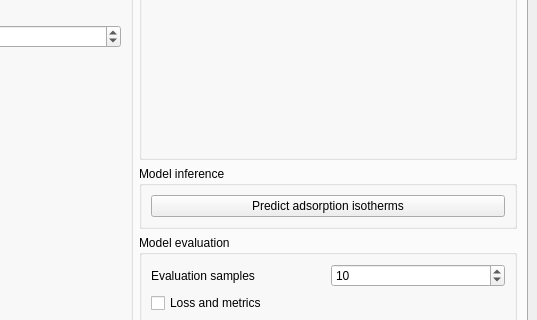
CTCycle/ADSMOD-Adsorption-Modeling, file NISTADS/app/assets/window_layout.ui: the form before one commit; both pictures show x 648 to 1185 and y 426 to 746 of the 1185 by 903 pixel window.
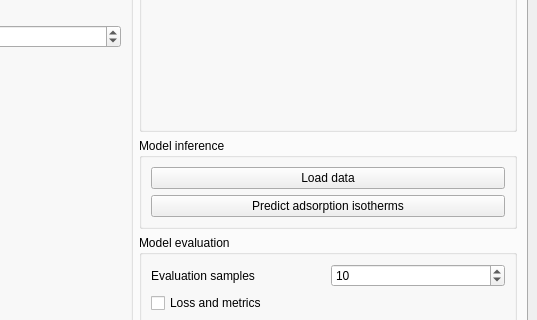
The form after the commit. The open tabs and pages were chosen to show the change.

Commit message: modified inference pipeline

What changed in the file:
```diff
--- a/NISTADS/app/assets/window_layout.ui
+++ b/NISTADS/app/assets/window_layout.ui
@@ -1095,6 +1095,13 @@
              <string>Model inference</string>
             </property>
             <layout class="QVBoxLayout" name="verticalLayout_15">
+             <item>
+              <widget class="QPushButton" name="loadInferenceData">
+               <property name="text">
+                <string>Load data</string>
+               </property>
+              </widget>
+             </item>
              <item>
               <widget class="QPushButton" name="predictAdsorption">
                <property name="text">
```
The commit also changes 9 other files.
